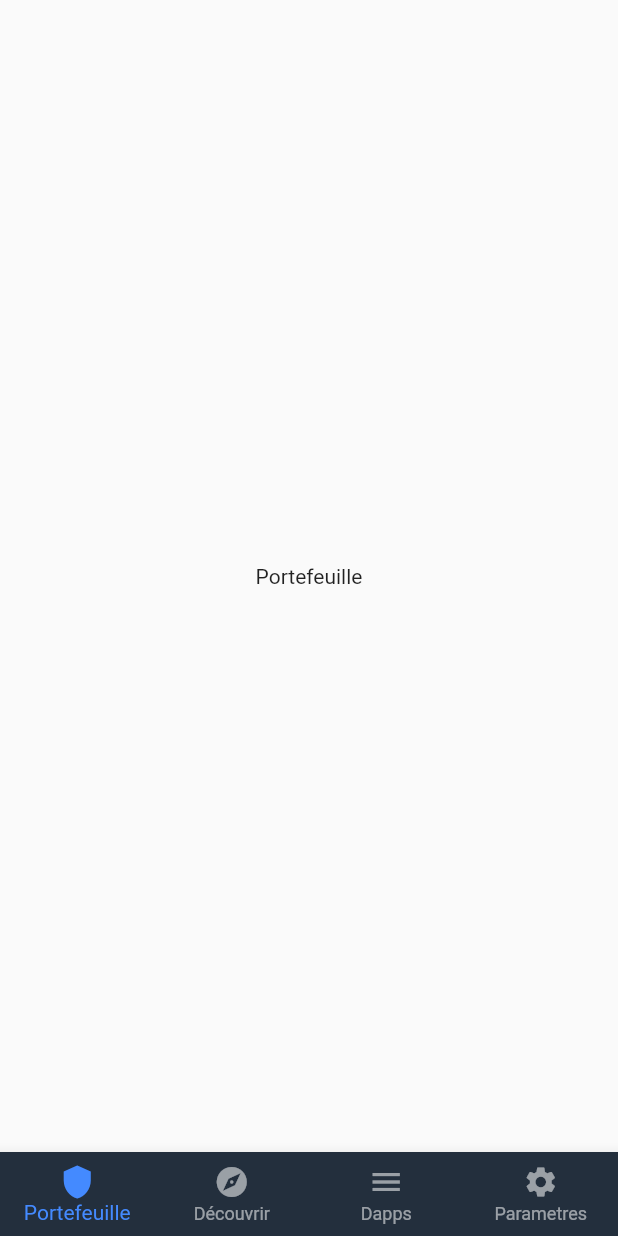
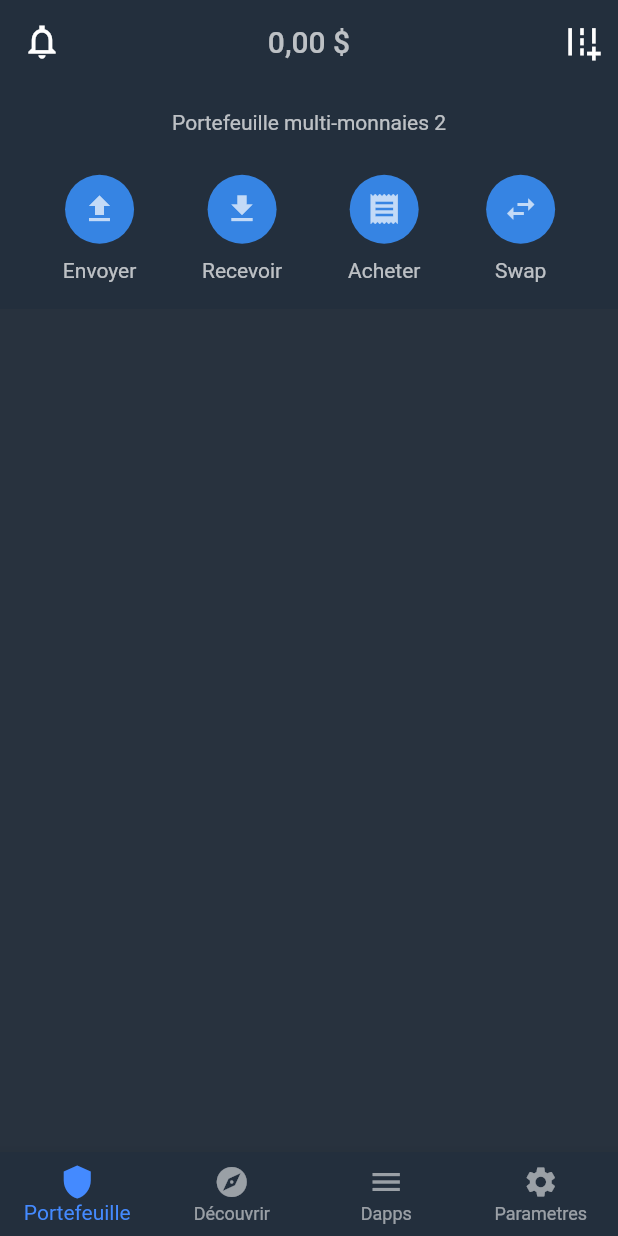
Before and after one commit to Odhey07/trust-wallet, a Flutter app: the screen it shows after launch, on a phone screen of 412 x 824 dp. Run offline on Flutter 3.47's test engine with Material 2 defaults, Android fonts, the light colour scheme and no system bars.

Commit message:
header terminé

```diff
--- a/lib/pages/home.dart
+++ b/lib/pages/home.dart
@@ -43,7 +43,6 @@ class _HomePageState extends State<HomePage> {
         currentIndex: currentTab,
         items: [
           BottomNavigationBarItem(
-
             icon: Icon(Icons.shield),
             label: 'Portefeuille',
           ),
--- a/lib/pages/parametres.dart
+++ b/lib/pages/parametres.dart
@@ -1,16 +1,57 @@
 import 'package:flutter/material.dart';
+import 'package:trustwallet/widgets/colors.dart';
 
-class ParametresPage extends StatefulWidget{
+class ParametresPage extends StatefulWidget {
   @override
-  _ParametresPageState createState()=> _ParametresPageState();
+  _ParametresPageState createState() => _ParametresPageState();
 }
 
-class _ParametresPageState extends State<ParametresPage>{
+class _ParametresPageState extends State<ParametresPage> {
   @override
   Widget build(BuildContext context) {
     return Scaffold(
-      body: Center( child:  Text("Parametres"),),
+      //backgroundColor: Color.fromRGBO(26,34,45,1),
+      backgroundColor: bgColor,
+      appBar: AppBar(
+        backgroundColor: bgColor,
+        title: Text("Parametres"),
+      ),
+      body: Column(
+        children: [
+          Container(
+            color: Color.fromRGBO(26, 34, 45, 1),
+            padding: EdgeInsets.only(left: 8, right: 8, top: 15, bottom: 15),
+            child: Row(
+              children: [
+                Icon(
+                  Icons.wallet,
+                  color: Colors.green,
+                  size: 35,
+                ),
+                SizedBox(
+                  width: 5,
+                ),
+                Text(
+                  "Portefeuilles",
+                  style: TextStyle(color: Colors.white, fontSize: 16),
+                ),
+                Spacer(),
+                Text(
+                  'Portefeuilles multi-monnaie 2',
+                  style: TextStyle(
+                    color: Colors.white54,
+                    fontSize: 15,
+                  ),
+                ),
+                Icon(
+                  Icons.chevron_right,
+                  color: Colors.white54,
+                )
+              ],
+            ),
+          ),
+        ],
+      ),
     );
   }
-
 }
--- a/lib/pages/portefeuille.dart
+++ b/lib/pages/portefeuille.dart
@@ -1,16 +1,47 @@
 import 'package:flutter/material.dart';
+import 'package:trustwallet/pages/portefeuille/header.dart';
+import 'package:trustwallet/widgets/colors.dart';
 
-class PortefeuillePage extends StatefulWidget{
+class PortefeuillePage extends StatefulWidget {
   @override
-  _PortefeuillePageState createState()=> _PortefeuillePageState();
+  _PortefeuillePageState createState() => _PortefeuillePageState();
 }
 
-class _PortefeuillePageState extends State<PortefeuillePage>{
+class _PortefeuillePageState extends State<PortefeuillePage> {
   @override
   Widget build(BuildContext context) {
     return Scaffold(
-      body: Center( child:  Text("Portefeuille"),),
-    );
+        backgroundColor: bgColor,
+        appBar: AppBar(
+          elevation: 0,
+          backgroundColor: bottomC,
+          title: Text(
+            "0,00 \$",
+            style: TextStyle(color: Colors.white70),
+          ),
+          centerTitle: true,
+          leading: IconButton(
+            onPressed: () {},
+            icon: Icon(
+              Icons.notifications_none_sharp,
+              size: 27,
+              color: textC,
+            ),
+          ),
+          actions: [
+            IconButton(
+                onPressed: () {},
+                icon: Icon(
+                  Icons.add_road_sharp,
+                  size: 27,
+                  color: textC,
+                ))
+          ],
+        ),
+        body: Column(
+          children: [
+            HeaderPage(),
+          ],
+        ));
   }
-
 }
--- /dev/null
+++ b/lib/pages/portefeuille/header.dart
@@ -0,0 +1,122 @@
+import 'package:flutter/material.dart';
+import 'package:trustwallet/widgets/colors.dart';
+
+class HeaderPage extends StatefulWidget {
+  @override
+  _HeaderPageState createState() => _HeaderPageState();
+}
+
+class _HeaderPageState extends State<HeaderPage> {
+  @override
+  Widget build(BuildContext context) {
+    return Container(
+      padding: EdgeInsets.symmetric(horizontal: 20),
+      height: 150,
+      width: MediaQuery.of(context).size.width,
+      color: bottomC,
+      child: Column(
+        mainAxisAlignment: MainAxisAlignment.center,
+        children: [
+          Text(
+            "Portefeuille multi-monnaies 2",
+            style: TextStyle(color: Colors.white70),
+          ),
+          SizedBox(height: 27,),
+          Row(
+            mainAxisAlignment: MainAxisAlignment.spaceAround,
+            children: [
+              GestureDetector(
+                onTap: () {},
+                child: Column(
+                  children: [
+                    Container(
+                      decoration: BoxDecoration(
+                          color: iconHeaderC,
+                          borderRadius: BorderRadius.circular(45)),
+                      padding: EdgeInsets.all(11),
+                      child: Icon(
+                        Icons.upload,
+                        color: Colors.white70,
+                      ),
+                    ),
+                    SizedBox(height: 10,),
+                    Text(
+                      "Envoyer",
+                      style: TextStyle(color: Colors.white70),
+                    )
+                  ],
+                ),
+              ),
+              GestureDetector(
+                onTap: () {},
+                child: Column(
+                  children: [
+                    Container(
+                      decoration: BoxDecoration(
+                          color: iconHeaderC,
+                          borderRadius: BorderRadius.circular(45)),
+                      padding: EdgeInsets.all(11),
+                      child: Icon(
+                        Icons.download,
+                        color: Colors.white70,
+                      ),
+                    ),
+                    SizedBox(height: 10,),
+                    Text(
+                      "Recevoir",
+                      style: TextStyle(color: Colors.white70),
+                    )
+                  ],
+                ),
+              ),
+              GestureDetector(
+                onTap: () {},
+                child: Column(
+                  children: [
+                    Container(
+                      decoration: BoxDecoration(
+                          color: iconHeaderC,
+                          borderRadius: BorderRadius.circular(45)),
+                      padding: EdgeInsets.all(11),
+                      child: Icon(
+                        Icons.receipt,
+                        color: Colors.white70,
+                      ),
+                    ),
+                    SizedBox(height: 10,),
+                    Text(
+                      "Acheter",
+                      style: TextStyle(color: Colors.white70),
+                    )
+                  ],
+                ),
+              ),
+              GestureDetector(
+                onTap: () {},
+                child: Column(
+                  children: [
+                    Container(
+                      decoration: BoxDecoration(
+                          color: iconHeaderC,
+                          borderRadius: BorderRadius.circular(45)),
+                      padding: EdgeInsets.all(11),
+                      child: Icon(
+                        Icons.swap_horiz,
+                        color: Colors.white70,
+                      ),
+                    ),
+                    SizedBox(height: 10,),
+                    Text(
+                      "Swap",
+                      style: TextStyle(color: Colors.white70),
+                    )
+                  ],
+                ),
+              ),
+            ],
+          )
+        ],
+      ),
+    );
+  }
+}
--- /dev/null
+++ b/lib/widgets/colors.dart
@@ -0,0 +1,6 @@
+import 'package:flutter/material.dart';
+
+Color bgColor = Color.fromRGBO(40, 50, 62, 1);
+Color bottomC = Color.fromRGBO(35, 47, 61, 1);
+Color textC = Colors.white;
+Color iconHeaderC = Color.fromRGBO(54,132,227,1);
```
